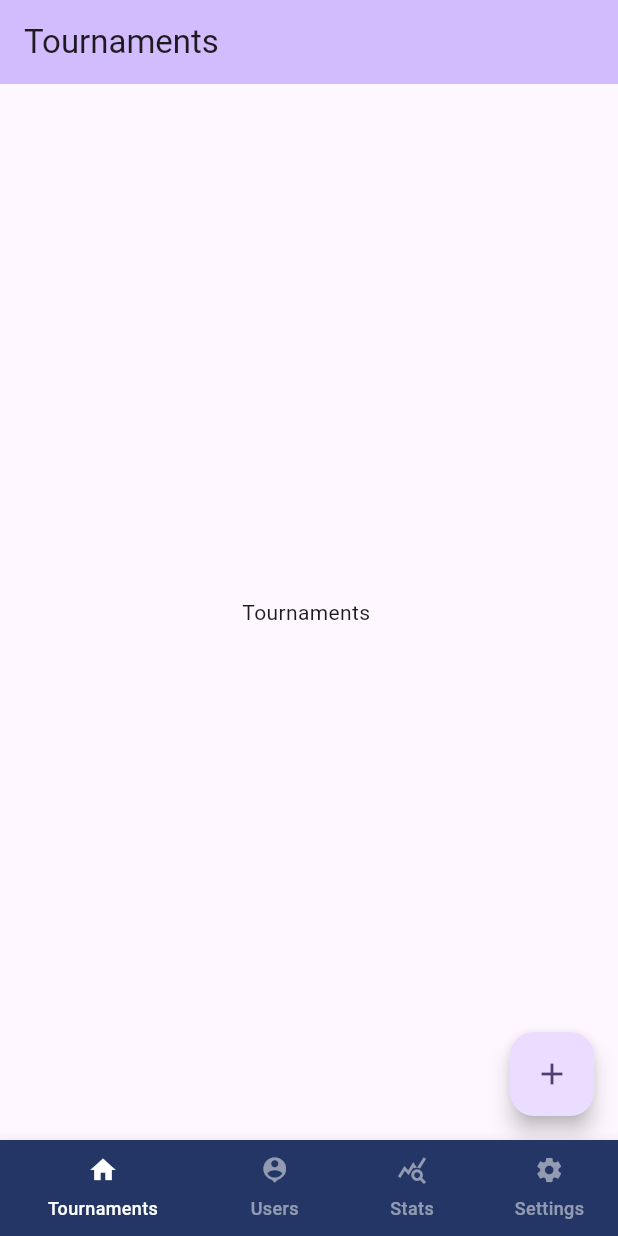
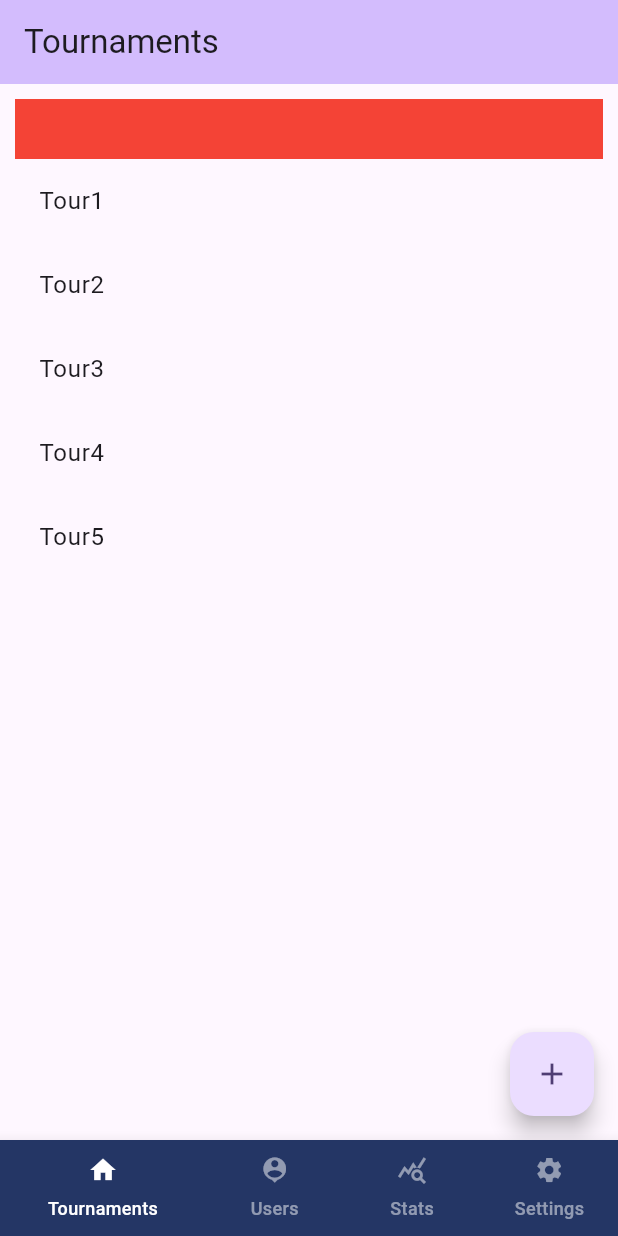
Before and after one commit to xusan/TTClubRatings, a Flutter app: the screen it shows after launch, on a phone screen of 412 x 824 dp. Run offline on Flutter 3.47's test engine with Material 2 defaults, Android fonts, the phone set to English and light mode, and no system bars; our stand-ins replace get.

Commit message:
models changes

```diff
--- /dev/null
+++ b/lib/models/models.dart
@@ -0,0 +1,9 @@
+class TournamentModel
+{
+  final int id;
+  final String name;
+  final String type;
+  final String playerDestribution;
+
+  TournamentModel(this.id, this.name, this.type, this.playerDestribution);
+}
--- a/lib/models/tournament_model.dart
+++ /dev/null
@@ -1,7 +0,0 @@
-class TounamentModel
-{
-  int id=0;
-  String name="";
-  String type="";
-  String playerDestribution = "";
-}
--- a/lib/pages/landing/landing_controller.dart
+++ b/lib/pages/landing/landing_controller.dart
@@ -1,10 +1,21 @@
 import 'package:get/get.dart';
 
 import '../../Services/Db/tournaments_db_service.dart';
+import '../../models/models.dart';
 
 class LandingController extends GetxController {
   var selectedTabIndex = 0.obs;
   late TournamentsDbService tournamentsDbService;
+
+  final tournaments = <TournamentModel>
+  [
+    TournamentModel(1, "Tour1", "Brackets", "ByRating"),
+    TournamentModel(1, "Tour2", "Brackets", "ByRating"),
+    TournamentModel(1, "Tour3", "Brackets", "ByRating"),
+    TournamentModel(1, "Tour4", "Brackets", "ByRating"),
+    TournamentModel(1, "Tour5", "Brackets", "ByRating"),
+  ].obs;
+
   void onTabSelected(int index) {
     selectedTabIndex.value = index;
   }
--- a/lib/pages/landing/landing_page.dart
+++ b/lib/pages/landing/landing_page.dart
@@ -87,7 +87,7 @@ class LandingPage extends StatelessWidget {
   Widget build(BuildContext context)
   {
 
-    final controller = Get.put(LandingController(), permanent: false);
+    final controller = Get.put(LandingController());
 
     return SafeArea(child:
                       Scaffold(
--- a/lib/pages/landing/tournaments_tab.dart
+++ b/lib/pages/landing/tournaments_tab.dart
@@ -17,8 +17,22 @@ class TournametsView extends StatelessWidget
         backgroundColor: Theme.of(context).colorScheme.inversePrimary,
         title: const Text("Tournaments"),
       ),
-      body: const Center(
-        child: Center(child: Text("Tournaments "),),
+      body: Container(
+        padding: const EdgeInsets.all(10),
+        child: Column(
+          children: [
+            Container(
+              height: 40,
+              decoration: const BoxDecoration(color: Colors.red),
+            ),
+            Expanded(
+              child: ListView.builder(
+                itemCount: controller.tournaments.length,
+                itemBuilder: (context, index) {
+                return ListTile(title: Text(controller.tournaments.elementAt(index).name));
+              }))
+          ],
+        ),
       ),
       floatingActionButton: FloatingActionButton(
         onPressed: controller.onAddTournamentClicked,
```
